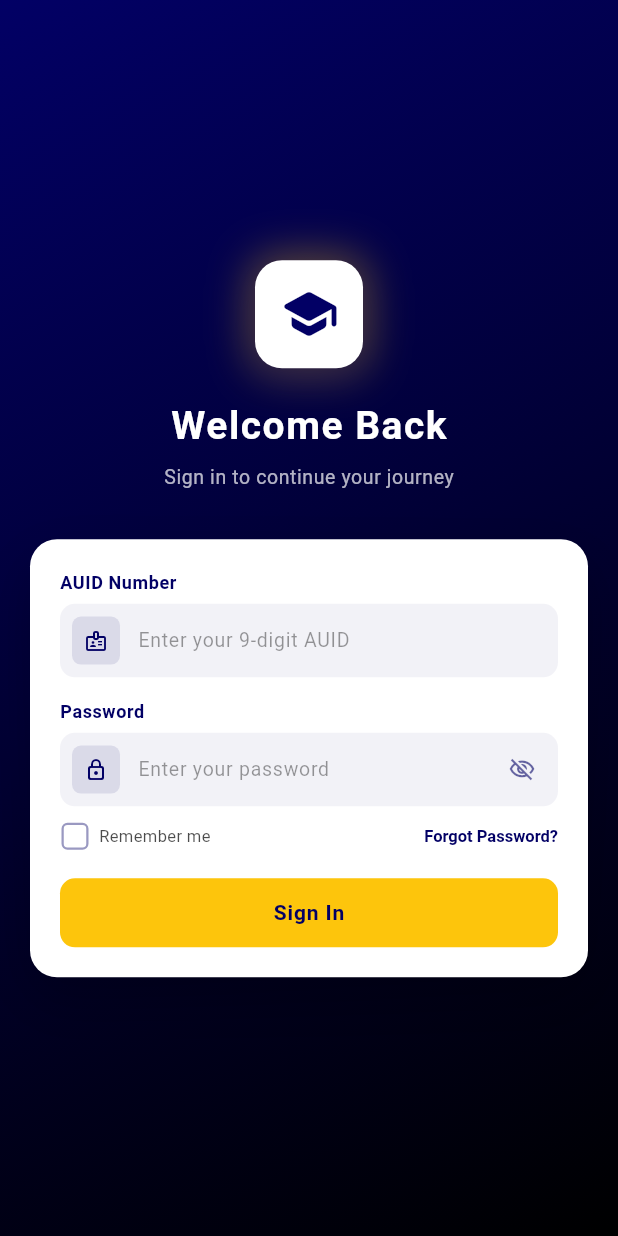
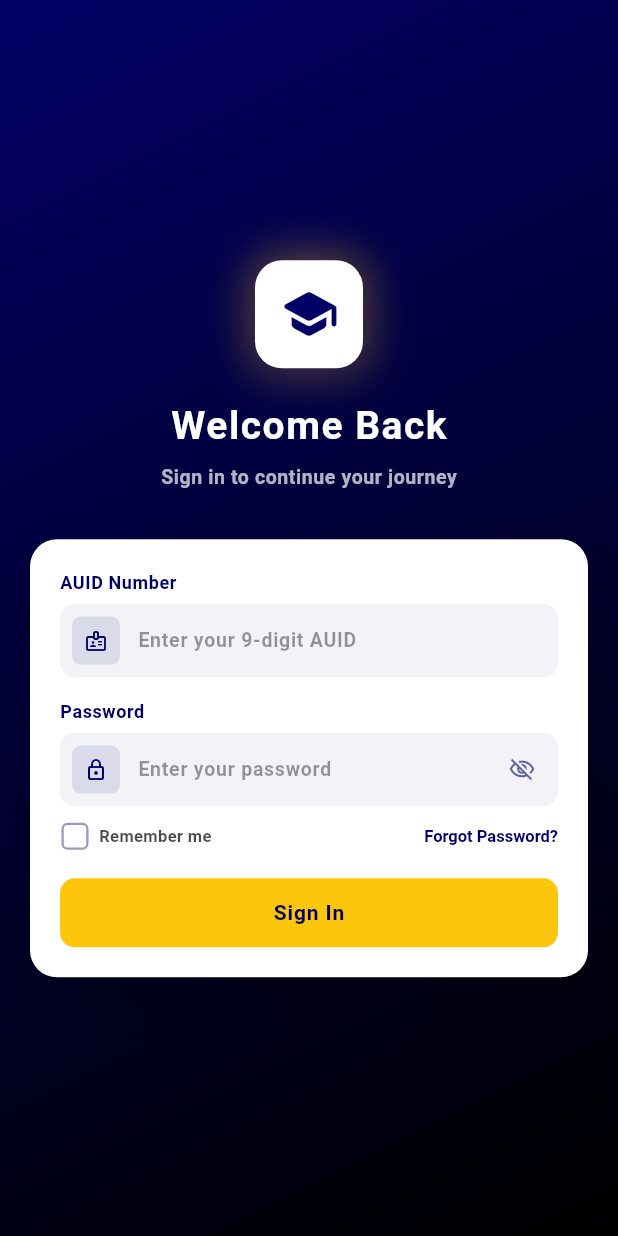
Before and after one commit to AkSinghSidhu/Student-Support-App, a Flutter app: the screen it shows after launch, after a tap on "Skip", on a phone screen of 412 x 824 dp. Run offline on Flutter 3.47's test engine with Material 3 defaults, Android fonts, the light colour scheme and no system bars; our stand-ins replace connectivity_plus, firebase_core, firebase_database, firebase_messaging, flutter_local_notifications, get_it and 4 more; missing offline and left inert: workmanager; accounts and stored records are empty; statements that could not run were skipped.

Commit message:
chore: add get_it, flutter_secure_storage deps, DI setup, environment config, app_spacing, navigatorKey

```diff
--- a/lib/core/app_constants.dart
+++ b/lib/core/app_constants.dart
@@ -1,5 +1,9 @@
+import 'config/app_config.dart';
+
 /// Application-wide constants.
 class AppConstants {
+  static AppConfig get config => AppConfig.current;
+
   static const String appName = 'Student Support App';
 
   // SharedPreferences Keys
@@ -20,8 +24,63 @@ class AppConstants {
   static const String resourcesCacheBox = 'resources_cache';
 
   // API Endpoints
-  static const String firebaseDbUrl = 'https://studentsupporttest-default-rtdb.asia-southeast1.firebasedatabase.app';
+  static String get firebaseDbUrl => config.firebaseDbUrl;
 
   // Constants
   static const double attendanceThreshold = 75.0;
+
+  // UI Strings - General
+  static const String textLogOut = 'Log Out';
+  static const String textProfileComingSoon = 'Profile page coming soon';
+  static const String textLoginFailed = 'Login Failed';
+  static const String textLoading = 'Loading...';
+
+  // UI Strings - Drawer / Navigation
+  static const String navHome = 'Home';
+  static const String navSyllabus = 'Syllabus';
+  static const String navResources = 'Resources';
+  static const String navAttendance = 'Attendance';
+  static const String navNotices = 'Notices';
+  static const String navFeedback = 'Feedback / Contact';
+  static const String navComplaints = 'Complaints';
+  static const String navMyHistory = 'My History';
+  static const String navSettings = 'Settings';
+  static const String navSupport = 'Support';
+
+  // UI Strings - Login
+  static const String loginWelcomeTitle = 'Welcome Back';
+  static const String loginSubtitle = 'Sign in to continue your journey';
+  static const String loginAuidLabel = 'AUID Number';
+  static const String loginAuidHint = 'Enter your 9-digit AUID';
+  static const String loginAuidEmpty = 'Please enter your AUID';
+  static const String loginAuidLengthError = 'AUID must be exactly 9 digits';
+  static const String loginPasswordLabel = 'Password';
+  static const String loginPasswordHint = 'Enter your password';
+  static const String loginPasswordEmpty = 'Please enter your password';
+  static const String loginPasswordLengthError = 'Password must be at least 6 characters';
+  static const String loginRememberMe = 'Remember me';
+  static const String loginForgotPasswordBtn = 'Forgot Password?';
+  static const String loginSignInBtn = 'Sign In';
+  static const String loginErrorInvalid = 'Invalid AUID or password.';
+  static const String loginErrorPermission = 'Access denied. Contact admin to check Firebase rules.';
+  static const String loginErrorNetwork = 'No internet connection. Please try again.';
+  static const String loginErrorTimeout = 'Connection timed out. Please try again.';
+  static const String loginErrorAdminContact = 'Contact admin to reset your password.';
+
+  // UI Strings - History
+  static const String statusPending = 'pending';
+  static const String statusResolved = 'resolved';
+  static const String statusRejected = 'rejected';
+
+  // UI Strings - Tabs
+  static const String tabComplaints = 'Complaints';
+  static const String tabFeedback = 'Feedback';
+  static const String tabBooks = 'Books';
+  static const String tabNotes = 'Notes';
+  static const String tabPyqs = 'PYQs';
+
+  // UI Strings - Search
+  static const String searchBooks = 'Search books...';
+  static const String searchNotes = 'Search notes...';
+  static const String searchPyqs = 'Search PYQs...';
 }
--- /dev/null
+++ b/lib/core/config/app_config.dart
@@ -0,0 +1,38 @@
+import 'package:flutter/foundation.dart';
+
+enum AppEnvironment { development, production }
+
+class AppConfig {
+  final String appName;
+  final String firebaseDbUrl;
+  final bool isDebug;
+  final AppEnvironment environment;
+
+  const AppConfig._({
+    required this.appName,
+    required this.firebaseDbUrl,
+    required this.isDebug,
+    required this.environment,
+  });
+
+  static const AppConfig dev = AppConfig._(
+    appName: 'UniSupport (Dev)',
+    firebaseDbUrl:
+        'https://studentsupporttest-default-rtdb.asia-southeast1.firebasedatabase.app',
+    isDebug: true,
+    environment: AppEnvironment.development,
+  );
+
+  static const AppConfig prod = AppConfig._(
+    appName: 'UniSupport',
+    firebaseDbUrl:
+        'https://studentsupporttest-default-rtdb.asia-southeast1.firebasedatabase.app',
+    isDebug: false,
+    environment: AppEnvironment.production,
+  );
+
+  static AppConfig get current => kDebugMode ? dev : prod;
+
+  bool get isDevelopment => environment == AppEnvironment.development;
+  bool get isProduction => environment == AppEnvironment.production;
+}
--- /dev/null
+++ b/lib/core/di/service_locator.dart
@@ -0,0 +1,26 @@
+import 'package:get_it/get_it.dart';
+import '../repositories/auth_repository.dart';
+import '../repositories/attendance_repository.dart';
+import '../repositories/user_repository.dart';
+import '../repositories/notice_repository.dart';
+import '../services/notification_service.dart';
+
+final GetIt sl = GetIt.instance;
+
+Future<void> setupServiceLocator() async {
+  sl.registerLazySingleton<AuthRepository>(
+    () => AuthRepository(),
+  );
+  sl.registerLazySingleton<AttendanceRepository>(
+    () => AttendanceRepository(),
+  );
+  sl.registerLazySingleton<UserRepository>(
+    () => UserRepository(),
+  );
+  sl.registerLazySingleton<NoticeRepository>(
+    () => NoticeRepository(),
+  );
+  sl.registerLazySingleton<NotificationService>(
+    () => NotificationService(),
+  );
+}
--- a/lib/core/routes/app_routes.dart
+++ b/lib/core/routes/app_routes.dart
@@ -13,6 +13,9 @@ import '../../features/history/history_page.dart';
 /// Named route definitions and route generator for clean navigation.
 class AppRoutes {
   AppRoutes._();
+
+  static final GlobalKey<NavigatorState> navigatorKey =
+      GlobalKey<NavigatorState>();
 
   // Route names
   static const String login = '/login';
--- /dev/null
+++ b/lib/core/theme/app_spacing.dart
@@ -0,0 +1,42 @@
+import 'package:flutter/material.dart';
+
+/// Centralized spacing and layout tokens for the Student Support App.
+/// Eliminates hardcoded `SizedBox` heights and `EdgeInsets` rules.
+class AppSpacing {
+  AppSpacing._();
+
+  // Raw dimension values
+  static const double xs = 4.0;
+  static const double sm = 8.0;
+  static const double md = 16.0;
+  static const double lg = 24.0;
+  static const double xl = 32.0;
+  static const double xxl = 48.0;
+
+  // EdgeInsets Padding
+  static const EdgeInsets paddingZero = EdgeInsets.zero;
+  static const EdgeInsets paddingXs = EdgeInsets.all(xs);
+  static const EdgeInsets paddingSm = EdgeInsets.all(sm);
+  static const EdgeInsets paddingMd = EdgeInsets.all(md);
+  static const EdgeInsets paddingLg = EdgeInsets.all(lg);
+  static const EdgeInsets paddingXl = EdgeInsets.all(xl);
+
+  // Responsive horizontal/vertical padding
+  static const EdgeInsets paddingHorizontalMd = EdgeInsets.symmetric(horizontal: md);
+  static const EdgeInsets paddingVerticalMd = EdgeInsets.symmetric(vertical: md);
+
+  // Vertical Spacing (SizedBox)
+  static const SizedBox verticalXs = SizedBox(height: xs);
+  static const SizedBox verticalSm = SizedBox(height: sm);
+  static const SizedBox verticalMd = SizedBox(height: md);
+  static const SizedBox verticalLg = SizedBox(height: lg);
+  static const SizedBox verticalXl = SizedBox(height: xl);
+  static const SizedBox verticalXxl = SizedBox(height: xxl);
+
+  // Horizontal Spacing (SizedBox)
+  static const SizedBox horizontalXs = SizedBox(width: xs);
+  static const SizedBox horizontalSm = SizedBox(width: sm);
+  static const SizedBox horizontalMd = SizedBox(width: md);
+  static const SizedBox horizontalLg = SizedBox(width: lg);
+  static const SizedBox horizontalXl = SizedBox(width: xl);
+}
--- a/lib/core/theme/app_theme.dart
+++ b/lib/core/theme/app_theme.dart
@@ -24,6 +24,37 @@ class AppTheme {
         onSurface: AppColors.primaryBlack,
       ),
       scaffoldBackgroundColor: AppColors.surfaceLight,
+
+      // Text Theme
+      textTheme: const TextTheme(
+        headlineMedium: TextStyle(
+          fontSize: 18,
+          fontWeight: FontWeight.w600,
+          color: AppColors.textPrimaryLight,
+          letterSpacing: 0.5,
+        ),
+        bodyLarge: TextStyle(
+          fontSize: 16,
+          fontWeight: FontWeight.w600,
+          color: AppColors.textPrimaryLight,
+        ),
+        bodyMedium: TextStyle(
+          fontSize: 14,
+          fontWeight: FontWeight.w600,
+          color: AppColors.textPrimaryLight,
+        ),
+        bodySmall: TextStyle(
+          fontSize: 12,
+          fontWeight: FontWeight.w400,
+          color: AppColors.textSecondaryLight,
+        ),
+        labelSmall: TextStyle(
+          fontSize: 11,
+          fontWeight: FontWeight.w600,
+          color: AppColors.textMutedLight,
+          letterSpacing: 1.2,
+        ),
+      ),
 
       // AppBar Theme
       appBarTheme: const AppBarTheme(
@@ -166,6 +197,37 @@ class AppTheme {
       ),
       scaffoldBackgroundColor: AppColors.surfaceDark,
 
+      // Text Theme
+      textTheme: const TextTheme(
+        headlineMedium: TextStyle(
+          fontSize: 18,
+          fontWeight: FontWeight.w600,
+          color: AppColors.textPrimaryDark,
+          letterSpacing: 0.5,
+        ),
+        bodyLarge: TextStyle(
+          fontSize: 16,
+          fontWeight: FontWeight.w600,
+          color: AppColors.textPrimaryDark,
+        ),
+        bodyMedium: TextStyle(
+          fontSize: 14,
+          fontWeight: FontWeight.w600,
+          color: AppColors.textPrimaryDark,
+        ),
+        bodySmall: TextStyle(
+          fontSize: 12,
+          fontWeight: FontWeight.w400,
+          color: AppColors.textSecondaryDark,
+        ),
+        labelSmall: TextStyle(
+          fontSize: 11,
+          fontWeight: FontWeight.w600,
+          color: AppColors.textMutedDark,
+          letterSpacing: 1.2,
+        ),
+      ),
+
       // AppBar Theme
       appBarTheme: const AppBarTheme(
         elevation: 0,
--- a/lib/main.dart
+++ b/lib/main.dart
@@ -19,6 +19,8 @@ import 'core/queue_service.dart';
 import 'core/services/notification_store.dart';
 import 'package:hive_flutter/hive_flutter.dart';
 import 'shared/widgets/offline_banner.dart';
+import 'core/di/service_locator.dart';
+
 void main() async {
   WidgetsFlutterBinding.ensureInitialized();
 
@@ -48,14 +50,17 @@ void main() async {
   // Open notifications Hive box
   await Hive.openBox(AppConstants.notificationsBoxKey);
 
+  // Dependency Injection Setup
+  await setupServiceLocator();
+
   // Initialize notification service (channels, permissions)
-  await NotificationService().initialize();
+  await sl<NotificationService>().initialize();
 
   // Initialize and start the background service for attendance monitoring
   initializeBackgroundService();
 
   // Start listening for new notices and send notifications
-  await NoticeService().startListening();
+  await sl<NoticeService>().startListening();
 
   // Check if user is already logged in
   final prefs = await SharedPreferences.getInstance();
@@ -159,6 +164,7 @@ class _StudentSupportAppState extends State<StudentSupportApp> {
     return Consumer<ThemeProvider>(
       builder: (context, themeProvider, _) {
         return MaterialApp(
+          navigatorKey: AppRoutes.navigatorKey,
           scaffoldMessengerKey: _scaffoldMessengerKey,
           title: 'Student Support',
           debugShowCheckedModeBanner: false,
--- a/pubspec.yaml
+++ b/pubspec.yaml
@@ -34,6 +34,7 @@ dependencies:
   # The following adds the Cupertino Icons font to your application.
   # Use with the CupertinoIcons class for iOS style icons.
   cupertino_icons: ^1.0.8
+  flutter_secure_storage: ^9.0.0
   firebase_core: ^4.4.0
   firebase_database: ^12.1.2
   firebase_messaging: ^16.1.1
@@ -49,6 +50,7 @@ dependencies:
   package_info_plus: ^8.0.0
   shimmer: ^3.0.0
   intl: ^0.20.2
+  get_it: ^9.2.1
 
 dev_dependencies:
   flutter_test:
@@ -60,6 +62,8 @@ dev_dependencies:
   # package. See that file for information about deactivating specific lint
   # rules and activating additional ones.
   flutter_lints: ^5.0.0
+  mocktail: ^1.0.4
+  fake_async: ^1.3.3
 
 # For information on the generic Dart part of this file, see the
 # following page: https://dart.dev/tools/pub/pubspec
```
Also changed, not shown: pubspec.lock.
